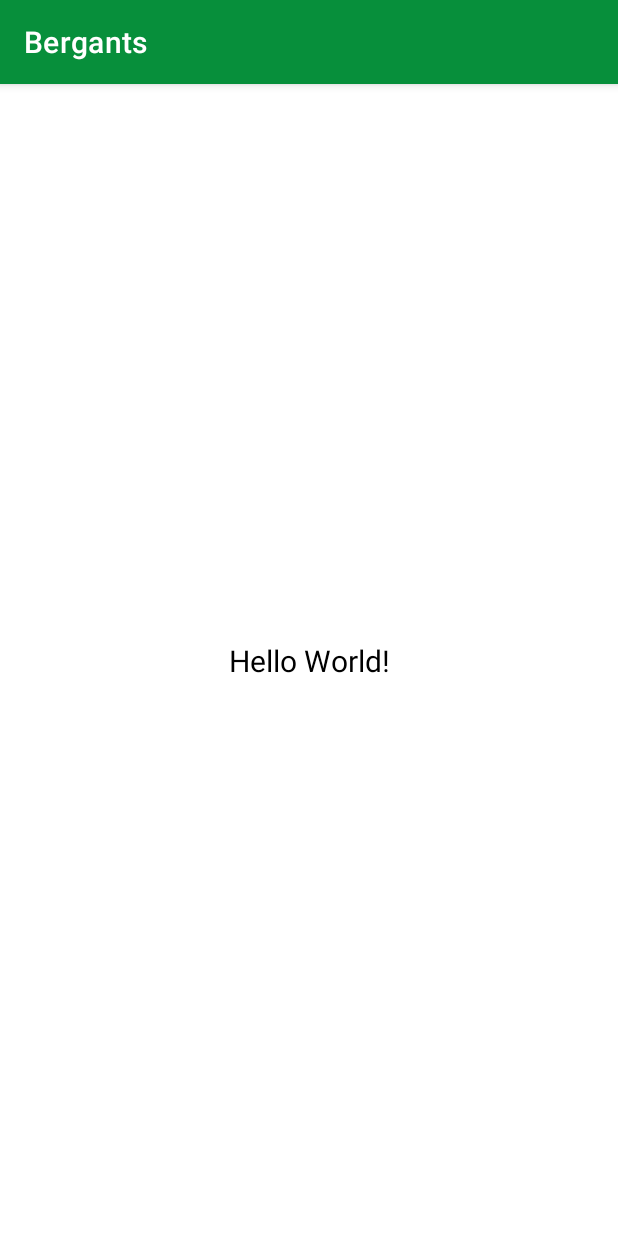
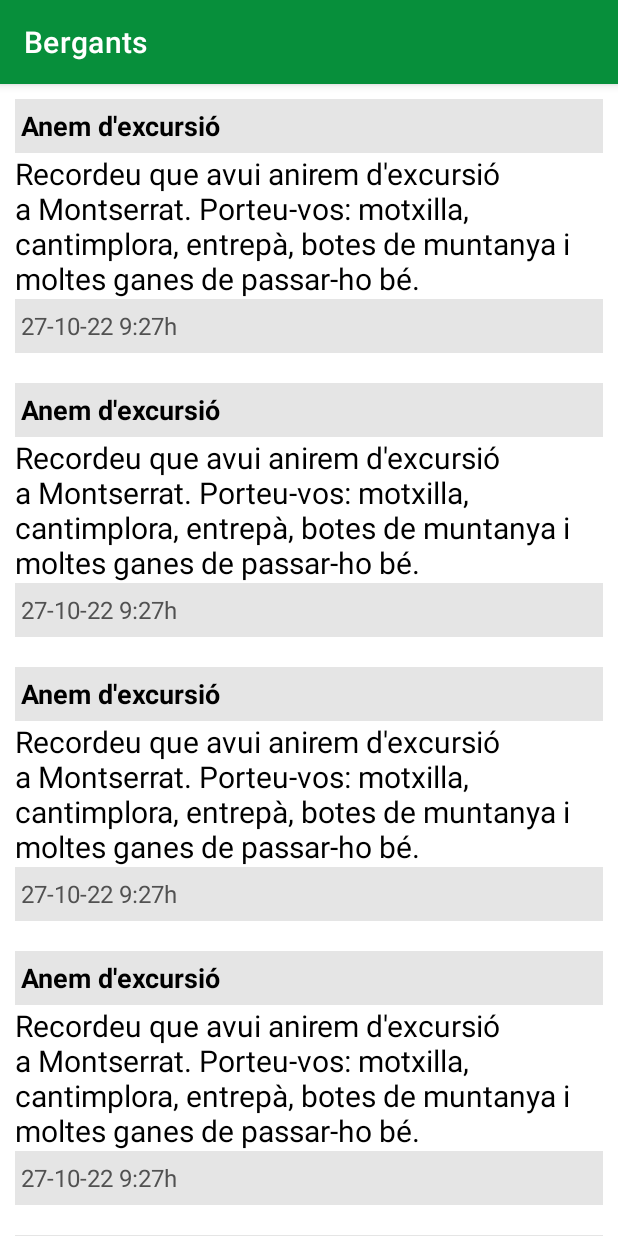
Before and after one commit to EnricLedo/Bergants, an Android app: the MainActivity screen opened directly, with no data from a screen before it, on a phone screen of 412 x 824 dp. Run offline under Robolectric (Android 15) with nearby library versions, the phone set to English and light mode, and no system bars.

Commit message:
RecycleView de Notícies

```diff
--- a/app/src/main/java/cat/copernic/bergants/MainActivity.kt
+++ b/app/src/main/java/cat/copernic/bergants/MainActivity.kt
@@ -2,13 +2,21 @@ package cat.copernic.bergants
 
 import android.os.Bundle
 import androidx.appcompat.app.AppCompatActivity
+import androidx.recyclerview.widget.LinearLayoutManager
+import androidx.recyclerview.widget.RecyclerView
+import cat.copernic.bergants.adapter.NoticiaAdapter
 
 class MainActivity : AppCompatActivity() {
-
-
 
     override fun onCreate(savedInstanceState: Bundle?) {
         super.onCreate(savedInstanceState)
         setContentView(R.layout.activity_main)
+        initRecyclerView()
+    }
+
+    private fun initRecyclerView(){
+        val recyclerView = findViewById<RecyclerView>(R.id.recyclerNoticies)
+        recyclerView.layoutManager = LinearLayoutManager(this)
+        recyclerView.adapter = NoticiaAdapter(NoticiaProvider.noticiaList)
     }
 }
--- /dev/null
+++ b/app/src/main/java/cat/copernic/bergants/Noticia.kt
@@ -0,0 +1,7 @@
+package cat.copernic.bergants
+
+data class Noticia(
+    val titolNoticia: String,
+    val contingutNoticia: String,
+    val dataNoticia: String
+)
--- /dev/null
+++ b/app/src/main/java/cat/copernic/bergants/NoticiaProvider.kt
@@ -0,0 +1,20 @@
+package cat.copernic.bergants
+
+class NoticiaProvider {
+    companion object{
+        val noticiaList = listOf<Noticia>(
+            Noticia("Anem d'excursió", "Recordeu que avui anirem d'excursió a Montserrat. Porteu-vos: motxilla, cantimplora, entrepà, botes de muntanya i moltes ganes de passar-ho bé.", "27-10-22 9:27h"),
+            Noticia("Anem d'excursió", "Recordeu que avui anirem d'excursió a Montserrat. Porteu-vos: motxilla, cantimplora, entrepà, botes de muntanya i moltes ganes de passar-ho bé.", "27-10-22 9:27h"),
+            Noticia("Anem d'excursió", "Recordeu que avui anirem d'excursió a Montserrat. Porteu-vos: motxilla, cantimplora, entrepà, botes de muntanya i moltes ganes de passar-ho bé.", "27-10-22 9:27h"),
+            Noticia("Anem d'excursió", "Recordeu que avui anirem d'excursió a Montserrat. Porteu-vos: motxilla, cantimplora, entrepà, botes de muntanya i moltes ganes de passar-ho bé.", "27-10-22 9:27h"),
+            Noticia("Anem d'excursió", "Recordeu que avui anirem d'excursió a Montserrat. Porteu-vos: motxilla, cantimplora, entrepà, botes de muntanya i moltes ganes de passar-ho bé.", "27-10-22 9:27h"),
+            Noticia("Anem d'excursió", "Recordeu que avui anirem d'excursió a Montserrat. Porteu-vos: motxilla, cantimplora, entrepà, botes de muntanya i moltes ganes de passar-ho bé.", "27-10-22 9:27h"),
+            Noticia("Anem d'excursió", "Recordeu que avui anirem d'excursió a Montserrat. Porteu-vos: motxilla, cantimplora, entrepà, botes de muntanya i moltes ganes de passar-ho bé.", "27-10-22 9:27h"),
+            Noticia("Anem d'excursió", "Recordeu que avui anirem d'excursió a Montserrat. Porteu-vos: motxilla, cantimplora, entrepà, botes de muntanya i moltes ganes de passar-ho bé.", "27-10-22 9:27h"),
+            Noticia("Anem d'excursió", "Recordeu que avui anirem d'excursió a Montserrat. Porteu-vos: motxilla, cantimplora, entrepà, botes de muntanya i moltes ganes de passar-ho bé.", "27-10-22 9:27h"),
+            Noticia("Anem d'excursió", "Recordeu que avui anirem d'excursió a Montserrat. Porteu-vos: motxilla, cantimplora, entrepà, botes de muntanya i moltes ganes de passar-ho bé.", "27-10-22 9:27h"),
+            Noticia("Anem d'excursió", "Recordeu que avui anirem d'excursió a Montserrat. Porteu-vos: motxilla, cantimplora, entrepà, botes de muntanya i moltes ganes de passar-ho bé.", "27-10-22 9:27h"),
+            Noticia("Anem d'excursió", "Recordeu que avui anirem d'excursió a Montserrat. Porteu-vos: motxilla, cantimplora, entrepà, botes de muntanya i moltes ganes de passar-ho bé.", "27-10-22 9:27h"),
+        )
+    }
+}
--- /dev/null
+++ b/app/src/main/java/cat/copernic/bergants/adapter/NoticiaAdapter.kt
@@ -0,0 +1,22 @@
+package cat.copernic.bergants.adapter
+
+import android.view.LayoutInflater
+import android.view.ViewGroup
+import androidx.recyclerview.widget.RecyclerView
+import cat.copernic.bergants.Noticia
+import cat.copernic.bergants.R
+
+class NoticiaAdapter(private val noticiaList:List<Noticia>) : RecyclerView.Adapter<NoticiaViewHolder>(){
+
+    override fun onCreateViewHolder(parent: ViewGroup, viewType: Int): NoticiaViewHolder {
+        val layoutInflater = LayoutInflater.from(parent.context)
+        return NoticiaViewHolder(layoutInflater.inflate(R.layout.item_noticia, parent, false))
+    }
+
+    override fun onBindViewHolder(holder: NoticiaViewHolder, position: Int) {
+        val item = noticiaList[position]
+        holder.render(item)
+    }
+
+    override fun getItemCount(): Int = noticiaList.size
+}
--- /dev/null
+++ b/app/src/main/java/cat/copernic/bergants/adapter/NoticiaViewHolder.kt
@@ -0,0 +1,20 @@
+package cat.copernic.bergants.adapter
+
+import android.view.View
+import android.widget.TextView
+import androidx.recyclerview.widget.RecyclerView
+import cat.copernic.bergants.Noticia
+import cat.copernic.bergants.R
+
+class NoticiaViewHolder(view:View):RecyclerView.ViewHolder(view) {
+
+    val titolNoticia = view.findViewById<TextView>(R.id.TitolNoticia)
+    val contingutNoticia = view.findViewById<TextView>(R.id.ContingutNoticia)
+    val dataNoticia = view.findViewById<TextView>(R.id.HoraNoticia)
+
+    fun render(noticiaModel: Noticia){
+        titolNoticia.text = noticiaModel.titolNoticia
+        contingutNoticia.text = noticiaModel.contingutNoticia
+        dataNoticia.text = noticiaModel.dataNoticia
+    }
+}
--- a/app/src/main/res/layout/activity_main.xml
+++ b/app/src/main/res/layout/activity_main.xml
@@ -1,18 +1,13 @@
 <?xml version="1.0" encoding="utf-8"?>
-<androidx.constraintlayout.widget.ConstraintLayout xmlns:android="http://schemas.android.com/apk/res/android"
-    xmlns:app="http://schemas.android.com/apk/res-auto"
+<FrameLayout xmlns:android="http://schemas.android.com/apk/res/android"
     xmlns:tools="http://schemas.android.com/tools"
     android:layout_width="match_parent"
     android:layout_height="match_parent"
     tools:context=".MainActivity">
 
-    <TextView
-        android:layout_width="wrap_content"
-        android:layout_height="wrap_content"
-        android:text="Hello World!"
-        app:layout_constraintBottom_toBottomOf="parent"
-        app:layout_constraintEnd_toEndOf="parent"
-        app:layout_constraintStart_toStartOf="parent"
-        app:layout_constraintTop_toTopOf="parent" />
+    <androidx.recyclerview.widget.RecyclerView
+        android:id="@+id/recyclerNoticies"
+        android:layout_width="match_parent"
+        android:layout_height="wrap_content" />
 
-</androidx.constraintlayout.widget.ConstraintLayout>
+</FrameLayout>
--- /dev/null
+++ b/app/src/main/res/layout/item_noticia.xml
@@ -0,0 +1,42 @@
+<?xml version="1.0" encoding="utf-8"?>
+<androidx.constraintlayout.widget.ConstraintLayout xmlns:android="http://schemas.android.com/apk/res/android"
+    android:layout_width="match_parent"
+    android:layout_height="wrap_content"
+    xmlns:app="http://schemas.android.com/apk/res-auto"
+    android:layout_margin="10dp">
+
+    <TextView
+        android:id="@+id/TitolNoticia"
+        android:layout_width="match_parent"
+        android:layout_height="36dp"
+        app:layout_constraintTop_toTopOf="parent"
+        app:layout_constraintStart_toStartOf="parent"
+        app:layout_constraintEnd_toEndOf="parent"
+        android:background="@color/grisClaretGentApuntada"
+        android:textSize="@dimen/TitolGordo18sp"
+        android:textStyle="bold"
+        android:gravity="center_vertical"
+        android:padding="@dimen/paddingDeTextViews4dp"/>
+
+    <TextView
+        android:id="@+id/ContingutNoticia"
+        android:layout_width="match_parent"
+        android:layout_height="wrap_content"
+        app:layout_constraintTop_toBottomOf="@+id/TitolNoticia"
+        app:layout_constraintStart_toStartOf="parent"
+        app:layout_constraintEnd_toEndOf="parent" />
+
+    <TextView
+        android:id="@+id/HoraNoticia"
+        android:layout_width="match_parent"
+        android:layout_height="36dp"
+        app:layout_constraintTop_toBottomOf="@id/ContingutNoticia"
+        app:layout_constraintStart_toStartOf="parent"
+        app:layout_constraintEnd_toEndOf="parent"
+        android:background="@color/grisClaretGentApuntada"
+        android:gravity="center_vertical"
+        android:textSize="@dimen/LletraNormal16sp"
+        android:textColor="@color/grisFosc"
+        android:padding="@dimen/paddingDeTextViews4dp" />
+
+</androidx.constraintlayout.widget.ConstraintLayout>
--- a/app/src/main/res/values/dimens.xml
+++ b/app/src/main/res/values/dimens.xml
@@ -92,4 +92,5 @@
     <dimen name="ImatgeWidthMapa270dp">270dp</dimen>
     <dimen name="ImatgeHeightMapa318dp">318dp</dimen>
     <dimen name="MargeTopImatge350dp">350dp</dimen>
+    <dimen name="paddingDeTextViews4dp">4dp</dimen>
 </resources>
```
